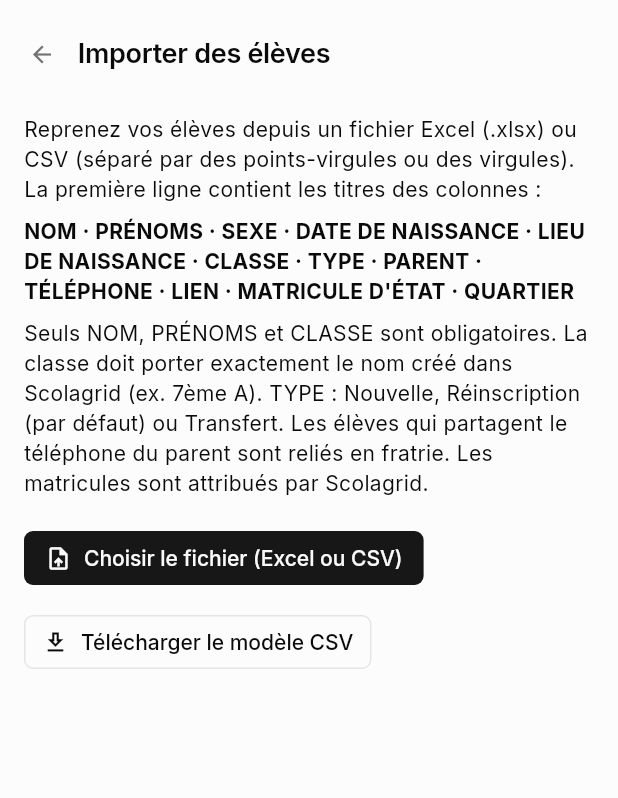
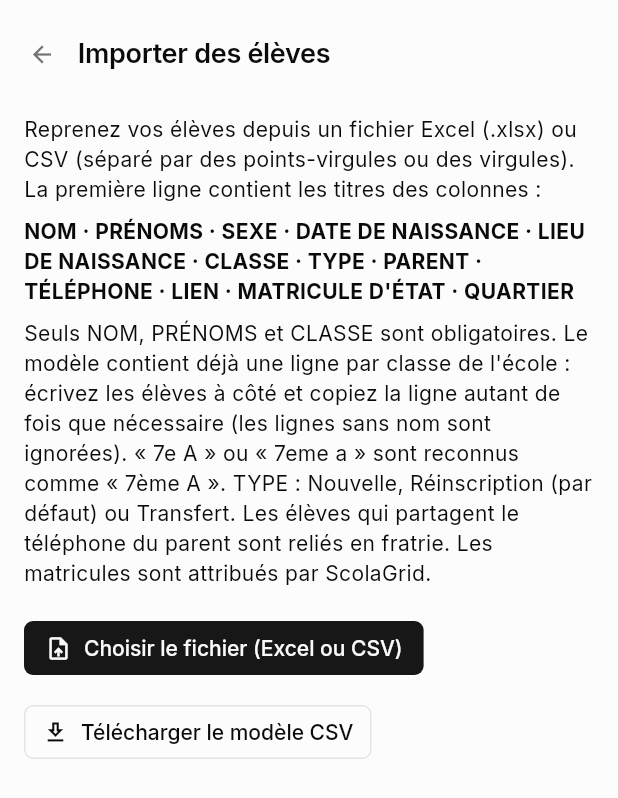
Before and after one commit to thiernod7/scolagrid, a Flutter app: the ImportElevesScreen widget shown alone on an empty page, opened directly with empty values, after a tap on "Télécharger le modèle CSV", on a phone screen of 412 x 824 dp. Shown: the top 798 px of the screen. Run offline on Flutter 3.47's test engine with Material 3 defaults, Android fonts, the phone set to English and light mode, and no system bars; our stand-ins replace file_picker, image_picker, pdf, printing, supabase_flutter; missing offline and left inert: excel, powersync; accounts and stored records are empty; statements that could not run were skipped.

Commit message:
Import : modèle CSV avec les classes de l'école, classes reconnues avec tolérance
- Le modèle téléchargé contient une ligne par classe de l'école (ou du
  modèle guinéen s'il n'y en a pas encore), la colonne CLASSE remplie ;
  les lignes laissées sans élève sont ignorées.
- « 7e A », « 7eme a », « 7 ème A » sont reconnus comme « 7ème A » ;
  « CM2 » suffit s'il n'y a qu'une classe de CM2 ; « CE2 E » reste CE2 E.
- Classe inconnue : le message propose les classes possibles.

Version 0.8.2.

Co-Authored-By: Claude Opus 5.5 <noreply@anthropic.com>
Claude-Session: https://claude.ai/code/session_0122T6VeE6RqCURT9aMrpCiN

```diff
--- a/app/lib/import_ecran.dart
+++ b/app/lib/import_ecran.dart
@@ -58,7 +58,7 @@ class _ImportElevesScreenState extends State<ImportElevesScreen> {
       final existants = await db.getAll('SELECT nom, prenoms, date_naissance FROM eleves WHERE organisation_id = ?', [o]);
       final resultat = analyserImport(
         lignes: lignes,
-        classes: {for (final c in classes) nomSimplifie('${c['nom']}'): c['id'] as String},
+        classes: {for (final c in classes) '${c['nom']}': c['id'] as String},
         existants: [
           for (final e in existants)
             (nom: '${e['nom']}', prenoms: '${e['prenoms']}', naissance: DateTime.tryParse('${e['date_naissance']}')),
@@ -78,8 +78,18 @@ class _ImportElevesScreenState extends State<ImportElevesScreen> {
   }
 
   /// Le modèle à remplir, en CSV : s'ouvre dans Excel, LibreOffice ou Google Sheets.
+  /// Une ligne par classe de l'école (ou du modèle guinéen s'il n'y en a pas encore).
   Future<void> _telechargerModele() async {
     final messager = ScaffoldMessenger.of(context);
+    final sites = await _sitesOuJInscris(widget.espace.orgId);
+    final classes = [
+      for (final c in await db.getAll(
+          '''SELECT c.nom, c.site_id FROM classes c JOIN niveaux n ON n.id = c.niveau_id
+             JOIN annees_scolaires a ON a.id = c.annee_id AND a.en_cours = 1
+             WHERE c.organisation_id = ? AND c.fermee = 0 ORDER BY n.ordre, c.nom''', [widget.espace.orgId]))
+        if (sites.containsKey(c['site_id'])) '${c['nom']}',
+    ];
+    final modeleCsv = modeleCsvPour(classes.isEmpty ? classesModeleGuineen : classes);
     try {
       // BOM UTF-8 : Excel affiche alors correctement les accents.
       await FilePicker.saveFile(
@@ -219,9 +229,11 @@ class _ImportElevesScreenState extends State<ImportElevesScreen> {
             "LIEN · MATRICULE D'ÉTAT · QUARTIER",
             style: TextStyle(fontWeight: FontWeight.bold)),
         const SizedBox(height: 8),
-        const Text('Seuls NOM, PRÉNOMS et CLASSE sont obligatoires. La classe doit porter exactement le nom créé dans '
-            "Scolagrid (ex. 7ème A). TYPE : Nouvelle, Réinscription (par défaut) ou Transfert. Les élèves qui partagent le "
-            'téléphone du parent sont reliés en fratrie. Les matricules sont attribués par Scolagrid.'),
+        const Text('Seuls NOM, PRÉNOMS et CLASSE sont obligatoires. Le modèle contient déjà une ligne par classe de '
+            "l'école : écrivez les élèves à côté et copiez la ligne autant de fois que nécessaire (les lignes sans nom "
+            'sont ignorées). « 7e A » ou « 7eme a » sont reconnus comme « 7ème A ». TYPE : Nouvelle, Réinscription '
+            '(par défaut) ou Transfert. Les élèves qui partagent le téléphone du parent sont reliés en fratrie. Les '
+            'matricules sont attribués par ScolaGrid.'),
         const SizedBox(height: 16),
         Wrap(spacing: 8, runSpacing: 8, children: [
           FilledButton.icon(
--- a/app/lib/import_eleves.dart
+++ b/app/lib/import_eleves.dart
@@ -76,10 +76,27 @@ List<List<String?>> lireCsv(List<int> octets) {
   return lignes;
 }
 
-/// Modèle à remplir, en CSV (séparateur point-virgule, comme Excel en français).
-const modeleCsv = 'NOM;PRÉNOMS;SEXE;DATE DE NAISSANCE;LIEU DE NAISSANCE;CLASSE;TYPE;PARENT;TÉLÉPHONE;LIEN;'
-    "MATRICULE D'ÉTAT;QUARTIER\r\n"
-    'DIALLO;Mamadou Aliou;M;15/03/2014;Conakry;7ème A;Réinscription;Diallo Ibrahima;620123456;Père;;Ratoma\r\n';
+const _enteteCsv = "NOM;PRÉNOMS;SEXE;DATE DE NAISSANCE;LIEU DE NAISSANCE;CLASSE;TYPE;PARENT;TÉLÉPHONE;LIEN;MATRICULE D'ÉTAT;QUARTIER";
+
+/// Classes du modèle guinéen, pour un modèle sans classes encore créées.
+const classesModeleGuineen = [
+  'Petite section', 'Moyenne section', 'Grande section', 'CP1', 'CP2', 'CE1', 'CE2', 'CM1', 'CM2',
+  '7ème', '8ème', '9ème', '10ème', '11ème', '12ème', 'Terminale',
+];
+
+/// Modèle à remplir, en CSV (séparateur point-virgule, comme Excel en français) :
+/// une ligne par classe de l'école, la colonne CLASSE déjà remplie. On écrit les
+/// élèves à côté, en copiant la ligne autant de fois que nécessaire ; les lignes
+/// laissées sans nom sont ignorées à l'import.
+String modeleCsvPour(List<String> classes) =>
+    '$_enteteCsv\r\n${[for (final c in classes) ';;;;;${c.replaceAll(';', ' ')};;;;;;'].join('\r\n')}\r\n';
+
+/// Clé tolérante d'une classe : « 7ème A », « 7e A », « 7eme a », « 7 ème A » → « 7 A ».
+String cleClasse(String s) => nomSimplifie(s)
+    // « 7E », « 7EME », « 7 EME » → « 7 » ; mais « CE2 E » (groupe E) reste tel quel.
+    .replaceAllMapped(RegExp(r'(\d+)(?:IEME|EME|ERE|RE|E|\s(?:IEME|EME|ERE))\b'), (m) => m[1]!)
+    .replaceAll(RegExp(r'\s+'), ' ')
+    .trim();
 
 /// Colonnes reconnues (l'en-tête du fichier peut varier un peu).
 const colonnesImport = {
@@ -173,12 +190,30 @@ Map<String, int> lireEntete(List<String?> entete) {
 /// doublons probables (avec un élève existant ou une autre ligne du fichier).
 List<LigneImport> analyserImport({
   required List<List<String?>> lignes,
-  required Map<String, String> classes, // nom simplifié de la classe → id
+  required Map<String, String> classes, // nom de la classe dans ScolaGrid → id
   required List<({String nom, String prenoms, DateTime? naissance})> existants,
 }) {
   if (lignes.isEmpty) return [];
   final cols = lireEntete(lignes.first);
   final r = <LigneImport>[];
+  // Classes reconnues avec tolérance ; « CM2 » suffit s'il n'y a qu'une classe de CM2.
+  final parCle = <String, String>{for (final e in classes.entries) cleClasse(e.key): e.value};
+  String? trouverClasse(String? v) {
+    if (v == null) return null;
+    final k = cleClasse(v);
+    final exacte = parCle[k];
+    if (exacte != null) return exacte;
+    final debut = parCle.entries.where((e) => e.key.startsWith('$k ')).toList();
+    return debut.length == 1 ? debut.single.value : null;
+  }
+
+  String possibles(String v) {
+    final k = cleClasse(v).split(' ').first;
+    final proches = classes.keys.where((c) => cleClasse(c).split(' ').first == k).toList();
+    final liste = proches.isNotEmpty ? proches : classes.keys.take(12).toList();
+    return liste.isEmpty ? '' : ' — classes possibles : ${liste.join(', ')}${proches.isEmpty && classes.length > 12 ? '…' : ''}';
+  }
+
   for (var i = 1; i < lignes.length; i++) {
     final brut = lignes[i];
     final valeurs = {
@@ -186,20 +221,26 @@ List<LigneImport> analyserImport({
         if (c.value < brut.length && (brut[c.value] ?? '').trim().isNotEmpty) c.key: brut[c.value]!.trim(),
     };
     if (valeurs.isEmpty) continue; // ligne vide
+    // Ligne du modèle restée sans élève (seulement la classe, le type) : ignorée.
+    if (!valeurs.containsKey('nom') && !valeurs.containsKey('prenoms') && valeurs.keys.every((k) => k == 'classe' || k == 'type')) {
+      continue;
+    }
     final l = LigneImport(i + 1, valeurs);
     l.naissance = lireDate(valeurs['naissance']);
     l.sexe = _sexe(valeurs['sexe']);
     l.lien = _lien(valeurs['lien']);
     final type = nomSimplifie(valeurs['type'] ?? '');
     l.type = type.startsWith('NOUV') ? 'nouvelle' : (type.startsWith('TRANS') ? 'transfert' : 'reinscription');
-    l.classeId = classes[nomSimplifie(valeurs['classe'] ?? '')];
+    l.classeId = trouverClasse(valeurs['classe']);
 
     if (l.nom.isEmpty || l.prenoms.isEmpty) {
       l.etat = EtatLigne.rejetee;
       l.remarques.add('nom ou prénoms manquant');
     } else if (l.classeId == null) {
       l.etat = EtatLigne.rejetee;
-      l.remarques.add(valeurs['classe'] == null ? 'classe manquante' : 'classe inconnue : « ${valeurs['classe']} »');
+      l.remarques.add(valeurs['classe'] == null
+          ? 'classe manquante'
+          : 'classe inconnue : « ${valeurs['classe']} »${possibles(valeurs['classe']!)}');
     } else {
       if (valeurs['naissance'] != null && l.naissance == null) l.remarques.add('date illisible : « ${valeurs['naissance']} »');
       if (l.naissance == null) l.remarques.add('date de naissance à compléter');
--- a/app/pubspec.yaml
+++ b/app/pubspec.yaml
@@ -1,7 +1,7 @@
 name: scolagrid
 description: Scolagrid, gestion scolaire hors ligne d'abord.
 publish_to: none
-version: 0.8.1+18
+version: 0.8.2+19
 
 environment:
   sdk: ^3.10.0
```
Also changed, not shown: 1 other file.
